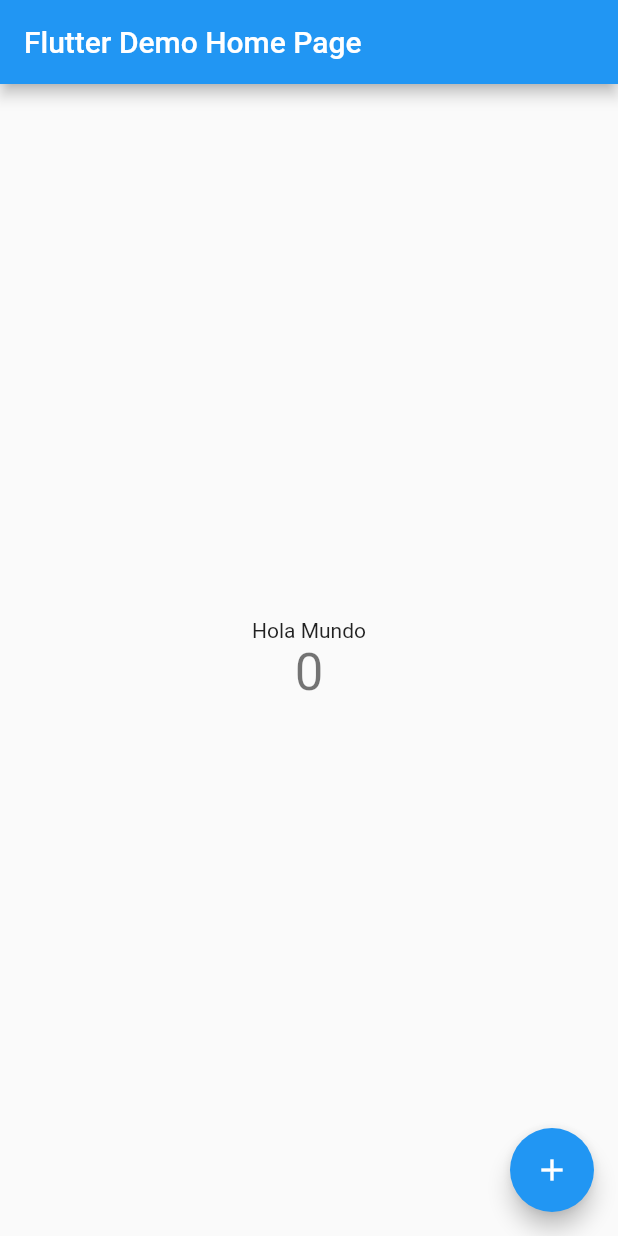
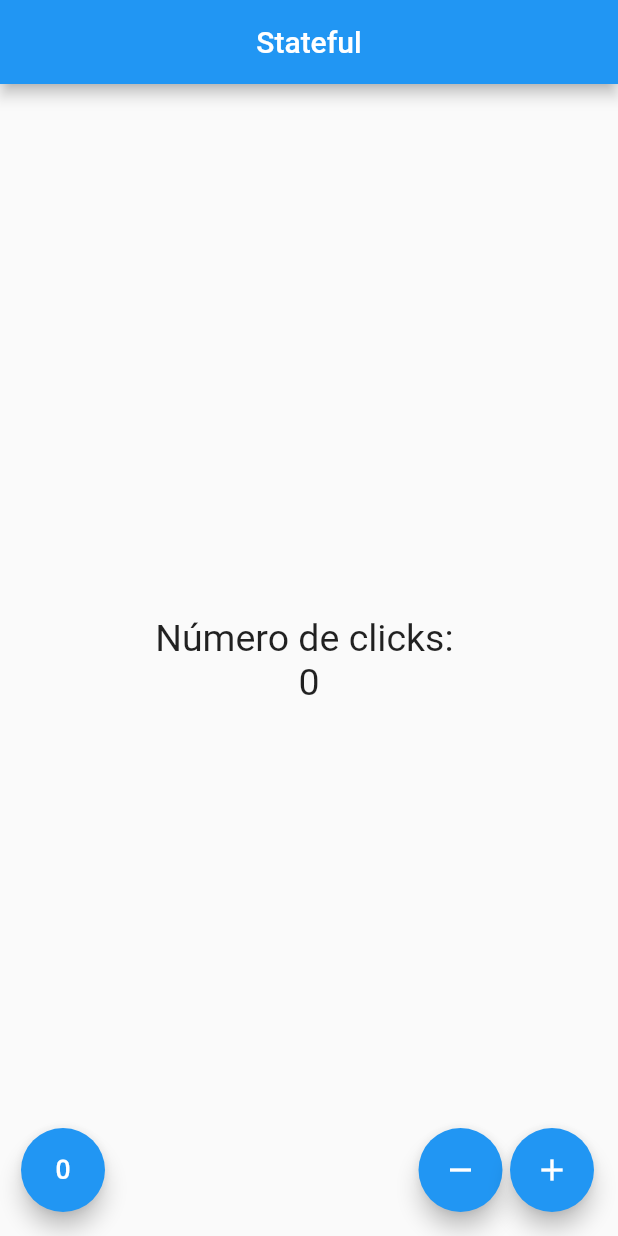
Before and after one commit to chemaguiniga2/hello_flutter, a Flutter app: the screen it shows after launch, on a phone screen of 412 x 824 dp. Run offline on Flutter 3.47's test engine with Material 2 defaults, Android fonts, the phone set to English and light mode, and no system bars.

Commit message:
Stateless and stateful widgets

```diff
--- a/lib/main.dart
+++ b/lib/main.dart
@@ -1,111 +1,11 @@
 import 'package:flutter/material.dart';
+import 'package:hello_flutter/src/app.dart';
 
-void main() => runApp(MyApp());
 
-class MyApp extends StatelessWidget {
-  // This widget is the root of your application.
-  @override
-  Widget build(BuildContext context) {
-    return MaterialApp(
-      title: 'Flutter Demo',
-      theme: ThemeData(
-        // This is the theme of your application.
-        //
-        // Try running your application with "flutter run". You'll see the
-        // application has a blue toolbar. Then, without quitting the app, try
-        // changing the primarySwatch below to Colors.green and then invoke
-        // "hot reload" (press "r" in the console where you ran "flutter run",
-        // or simply save your changes to "hot reload" in a Flutter IDE).
-        // Notice that the counter didn't reset back to zero; the application
-        // is not restarted.
-        primarySwatch: Colors.blue,
-      ),
-      home: MyHomePage(title: 'Flutter Demo Home Page'),
-    );
-  }
+
+
+void main() {
+
+  runApp(MyApp());
+
 }
-
-class MyHomePage extends StatefulWidget {
-  MyHomePage({Key key, this.title}) : super(key: key);
-
-  // This widget is the home page of your application. It is stateful, meaning
-  // that it has a State object (defined below) that contains fields that affect
-  // how it looks.
-
-  // This class is the configuration for the state. It holds the values (in this
-  // case the title) provided by the parent (in this case the App widget) and
-  // used by the build method of the State. Fields in a Widget subclass are
-  // always marked "final".
-
-  final String title;
-
-  @override
-  _MyHomePageState createState() => _MyHomePageState();
-}
-
-class _MyHomePageState extends State<MyHomePage> {
-  int _counter = 0;
-
-  void _incrementCounter() {
-    setState(() {
-      // This call to setState tells the Flutter framework that something has
-      // changed in this State, which causes it to rerun the build method below
-      // so that the display can reflect the updated values. If we changed
-      // _counter without calling setState(), then the build method would not be
-      // called again, and so nothing would appear to happen.
-      _counter++;
-    });
-  }
-
-  @override
-  Widget build(BuildContext context) {
-    // This method is rerun every time setState is called, for instance as done
-    // by the _incrementCounter method above.
-    //
-    // The Flutter framework has been optimized to make rerunning build methods
-    // fast, so that you can just rebuild anything that needs updating rather
-    // than having to individually change instances of widgets.
-    return Scaffold(
-      appBar: AppBar(
-        // Here we take the value from the MyHomePage object that was created by
-        // the App.build method, and use it to set our appbar title.
-        title: Text(widget.title),
-      ),
-      body: Center(
-        // Center is a layout widget. It takes a single child and positions it
-        // in the middle of the parent.
-        child: Column(
-          // Column is also a layout widget. It takes a list of children and
-          // arranges them vertically. By default, it sizes itself to fit its
-          // children horizontally, and tries to be as tall as its parent.
-          //
-          // Invoke "debug painting" (press "p" in the console, choose the
-          // "Toggle Debug Paint" action from the Flutter Inspector in Android
-          // Studio, or the "Toggle Debug Paint" command in Visual Studio Code)
-          // to see the wireframe for each widget.
-          //
-          // Column has various properties to control how it sizes itself and
-          // how it positions its children. Here we use mainAxisAlignment to
-          // center the children vertically; the main axis here is the vertical
-          // axis because Columns are vertical (the cross axis would be
-          // horizontal).
-          mainAxisAlignment: MainAxisAlignment.center,
-          children: <Widget>[
-            Text(
-              'Hola Mundo',
-            ),
-            Text(
-              '$_counter',
-              style: Theme.of(context).textTheme.display1,
-            ),
-          ],
-        ),
-      ),
-      floatingActionButton: FloatingActionButton(
-        onPressed: _incrementCounter,
-        tooltip: 'Increment',
-        child: Icon(Icons.add),
-      ), // This trailing comma makes auto-formatting nicer for build methods.
-    );
-  }
-}
--- /dev/null
+++ b/lib/src/app.dart
@@ -0,0 +1,20 @@
+import 'package:flutter/material.dart';
+import 'package:hello_flutter/src/pages/contador_page.dart';
+
+
+class MyApp extends StatelessWidget {
+
+  @override
+  Widget build( context ) {
+
+    return MaterialApp(
+      debugShowCheckedModeBanner: false,
+      home: Center(
+        child: ContadorPage(),
+      )
+
+    );
+
+  }
+
+}
--- /dev/null
+++ b/lib/src/pages/contador_page.dart
@@ -0,0 +1,68 @@
+import 'package:flutter/material.dart';
+
+
+
+class ContadorPage extends StatefulWidget {
+
+  @override
+  createState() => _ContadorPageState();
+
+
+}
+
+class _ContadorPageState extends State<ContadorPage> {
+
+  final _estiloTexto = new TextStyle(fontSize: 25.0);
+
+  int _conteo = 0;
+
+
+  @override
+  Widget build(BuildContext context) {
+    return Scaffold(
+      appBar: AppBar(
+        title: Text('Stateful'),
+        centerTitle: true,
+      ),
+      body: Center(
+        child: Column(
+          mainAxisAlignment: MainAxisAlignment.center,
+          children: <Widget>[
+            Text('Número de clicks: ', style: _estiloTexto),
+            Text('$_conteo', style: _estiloTexto,),
+          ],
+        ),
+      ),
+      floatingActionButton: _crearBotones()
+    );
+  }
+
+  Widget _crearBotones() {
+    return Row(
+      mainAxisAlignment: MainAxisAlignment.end,
+      children: <Widget>[
+        SizedBox(width: 30.0,),
+        FloatingActionButton( child: Icon(Icons.exposure_zero), onPressed: _reset, ),
+        Expanded(child: SizedBox( width: 5.0, )),
+        FloatingActionButton( child: Icon(Icons.remove), onPressed: _sustraer, ),
+        SizedBox( width: 5.0, ),
+        FloatingActionButton( child: Icon(Icons.add), onPressed: _agregar, ),
+      ],
+    );
+
+  }
+
+  void _agregar() {
+
+    setState(() => _conteo++ );
+  }
+
+  void _reset() {
+    setState(() => _conteo = 0 );
+  }
+
+  void _sustraer() {
+    setState(() => _conteo-- );
+  }
+
+}
```
Also changed, not shown: 1 other file.
